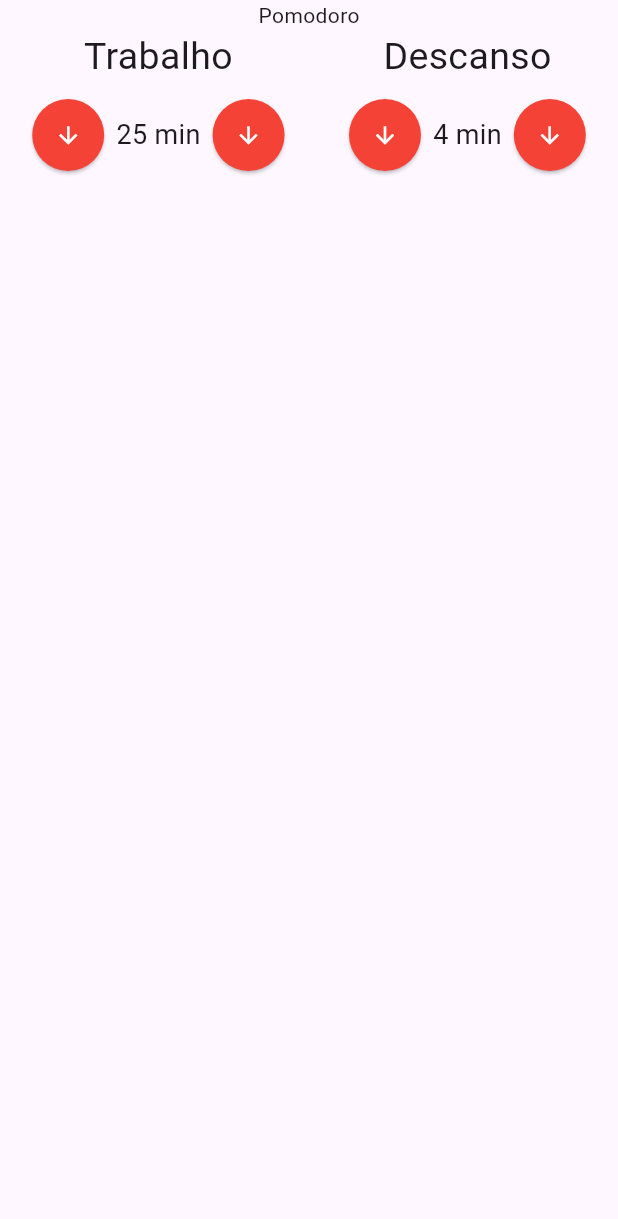
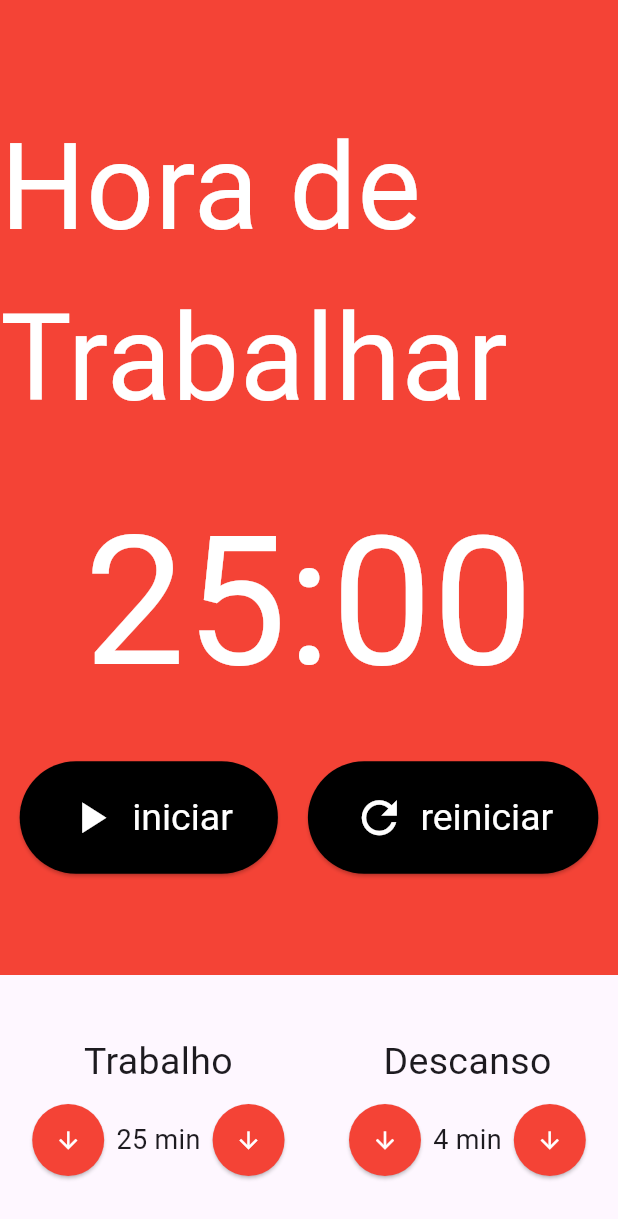
Before and after one commit to msbzz/pomodoro, a Flutter app: the screen it shows after launch, on a phone screen of 412 x 824 dp. Shown: the top 1219 px of the screen. Run offline on Flutter 3.47's test engine with Material 3 defaults, Android fonts, the phone set to English and light mode, and no system bars; our stand-ins replace mobx; generated files the repository leaves out were written again.

Commit message:
compomente Cronoômetro / Botão Cronômetro

```diff
--- /dev/null
+++ b/lib/compoments/cronometro.dart
@@ -0,0 +1,62 @@
+import 'package:flutter/material.dart';
+import 'package:flutter/widgets.dart';
+import 'package:pomodoro/compoments/cronometro_botao.dart';
+
+class Cronometro extends StatelessWidget {
+  const Cronometro({super.key});
+
+  @override
+  Widget build(BuildContext context) {
+    return Container(
+        color: Colors.red,
+        child: Column(
+          mainAxisAlignment: MainAxisAlignment.center,
+          crossAxisAlignment: CrossAxisAlignment.center,
+          children: [
+            Text(
+              'Hora de Trabalhar',
+              style: TextStyle(fontSize: 80, color: Colors.white),
+            ),
+            SizedBox(
+              height: 20,
+            ),
+            Text(
+              '25:00',
+              style: TextStyle(
+                fontSize: 120,
+                color: Colors.white,
+              ),
+            ),
+            SizedBox(
+              height: 20,
+            ),
+            Row(
+              mainAxisAlignment: MainAxisAlignment.center,
+              children: [
+                Padding(
+                  padding: EdgeInsets.only(right: 10),
+                  child: CronometroBotao(
+                    texto: 'iniciar',
+                    icone: Icons.play_arrow,
+                  ),
+                ),
+                // Padding(
+                //   padding: EdgeInsets.only(right: 10),
+                //   child: CronometroBotao(
+                //     texto: 'parar',
+                //     icone: Icons.stop,
+                //   ),
+                // ),
+                Padding(
+                  padding: EdgeInsets.only(left:10),
+                  child: CronometroBotao(
+                    texto: 'reiniciar',
+                    icone: Icons.refresh,
+                  ),
+                ),
+              ],
+            )
+          ],
+        ));
+  }
+}
--- /dev/null
+++ b/lib/compoments/cronometro_botao.dart
@@ -0,0 +1,25 @@
+import 'package:flutter/material.dart';
+
+class CronometroBotao extends StatelessWidget {
+  final String texto;
+  final IconData icone;
+  const CronometroBotao({Key? key, required this.texto, required this.icone})
+      : super(key: key);
+
+  @override
+  Widget build(BuildContext context) {
+    return ElevatedButton(
+        style: ElevatedButton.styleFrom(
+            backgroundColor: Colors.black,
+            foregroundColor: Colors.white,
+            padding: EdgeInsets.symmetric(horizontal: 30, vertical: 20),
+            textStyle: TextStyle(fontSize:25, )),
+        onPressed: () {},
+        child: Row(
+          children: [Padding(
+            padding: const EdgeInsets.only(right: 10),
+            child: Icon(this.icone,size: 35,),
+          ), Text(this.texto)],
+        ));
+  }
+}
--- a/lib/pages/pomodoro.dart
+++ b/lib/pages/pomodoro.dart
@@ -1,4 +1,6 @@
 import 'package:flutter/material.dart';
+import 'package:flutter/widgets.dart';
+import 'package:pomodoro/compoments/cronometro.dart';
 import 'package:pomodoro/compoments/entrada_tempo.dart';
 
 class Pomodoro extends StatelessWidget {
@@ -8,14 +10,19 @@ class Pomodoro extends StatelessWidget {
   Widget build(BuildContext context) {
     return Scaffold(
       body: Column(
+        crossAxisAlignment: CrossAxisAlignment.stretch,
         children: [
-          Text('Pomodoro'),
-          Row(
-            mainAxisAlignment: MainAxisAlignment.spaceAround,
-            children: [
-              EntradaTempo(titulo: 'Trabalho', valor: 25),
-              EntradaTempo(titulo: 'Descanso', valor: 4),
-            ],
+          Expanded(child: Cronometro(),),
+
+          Padding(
+            padding: const EdgeInsets.symmetric(vertical: 40),
+            child: Row(
+              mainAxisAlignment: MainAxisAlignment.spaceAround,
+              children: [
+                EntradaTempo(titulo: 'Trabalho', valor: 25),
+                EntradaTempo(titulo: 'Descanso', valor: 4),
+              ],
+            ),
           ),
         ],
       ),
```
